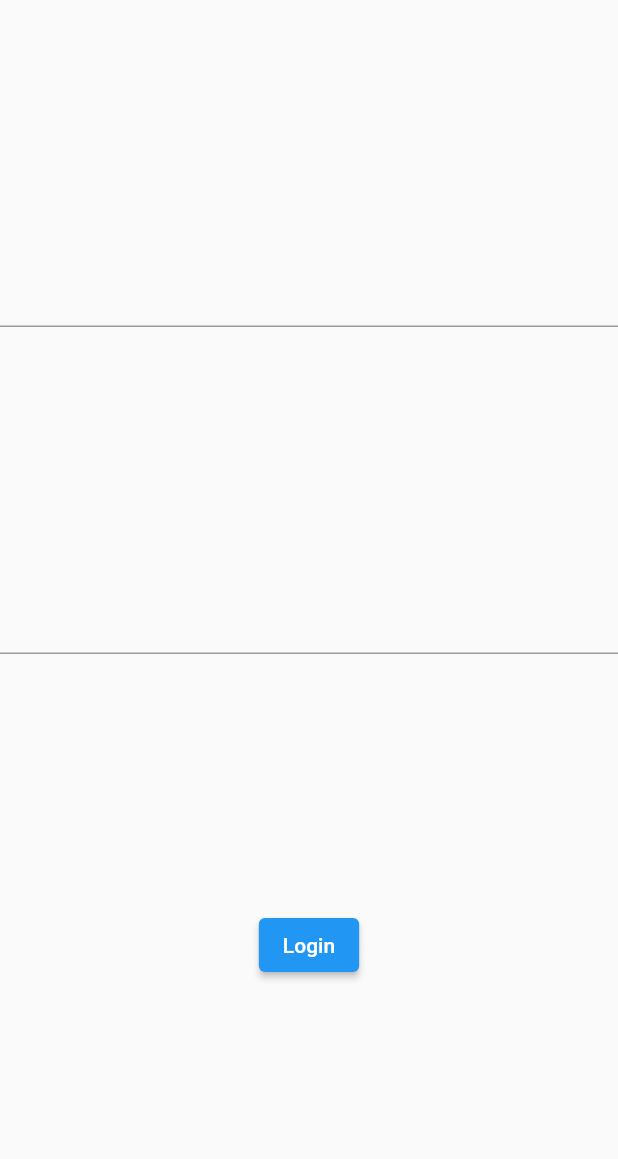
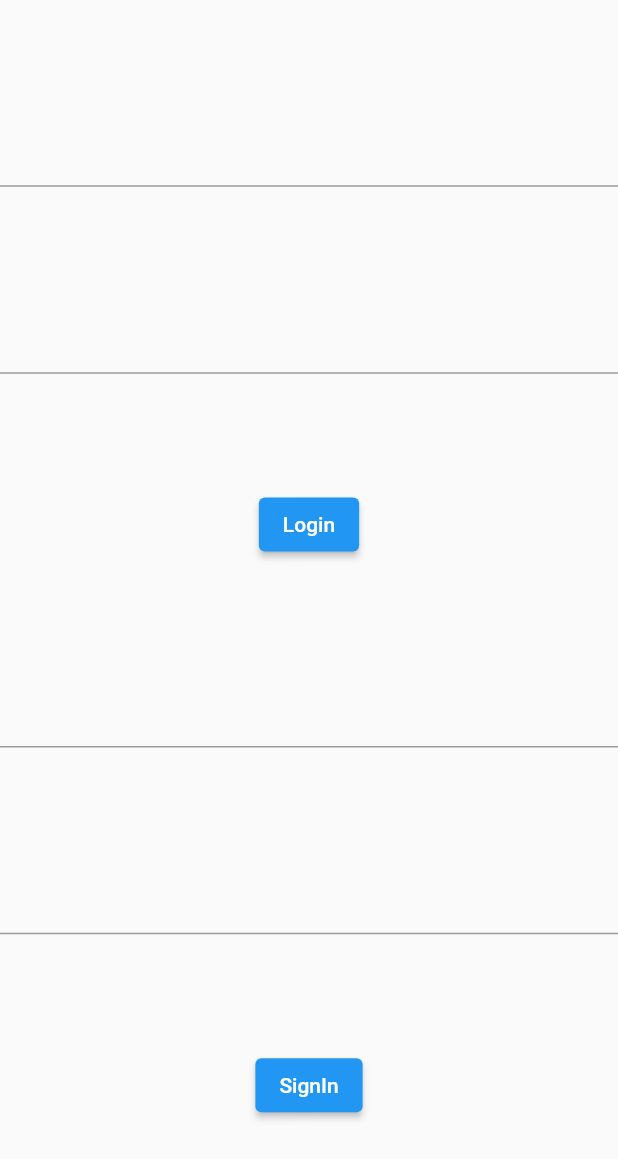
Before and after one commit to theAkHilsarkar18/login_screen, a Flutter app: the screen it shows after launch, after a tap on "Login", on a phone screen of 412 x 824 dp. Shown: the top 1159 px of the screen. Run offline on Flutter 3.47's test engine with Material 2 defaults, Android fonts, the phone set to English and light mode, and no system bars; our stand-ins replace shared_preferences.

Commit message:
24-04-2023

```diff
--- a/lib/home/homescreeen.dart
+++ b/lib/home/homescreeen.dart
@@ -1,4 +1,5 @@
 import 'package:flutter/material.dart';
+import 'package:shared_preferences/shared_preferences.dart';
 
 class Homescreen extends StatefulWidget {
   const Homescreen({Key? key}) : super(key: key);
@@ -10,19 +11,52 @@ class Homescreen extends StatefulWidget {
 class _HomescreenState extends State<Homescreen> {
   @override
   Widget build(BuildContext context) {
+
+
+    TextEditingController txtName = TextEditingController();
+    TextEditingController txtPass = TextEditingController();
+
     return SafeArea(
       child: Scaffold(
         body: Column(
           mainAxisAlignment: MainAxisAlignment.spaceEvenly,
           children: [
+            TextField(controller: txtName,),
+            TextField(controller: txtPass,),
+            ElevatedButton(onPressed: () {
+              addData();
+            }, child: Text("Login"),),
+
             TextField(),
             TextField(),
             ElevatedButton(onPressed: () {
 
-            }, child: Text("Login"),),
+            }, child: Text("SignIn"),),
           ],
         ),
       ),
     );
   }
 }
+
+
+String? name,password;
+
+Future<void> addData()
+async {
+  SharedPreferences s1 =  await SharedPreferences.getInstance();
+  s1.setString('name', name!);
+  s1.setString('pass', password!);
+}
+
+Future<Map> getData()
+async {
+  SharedPreferences s1 =  await SharedPreferences.getInstance();
+  String? name = s1.getString('name');
+  String? pass = s1.getString('pass');
+  Map m1 = {
+    'name':name,
+    'pass':pass,
+  };
+  return m1;
+}
```
